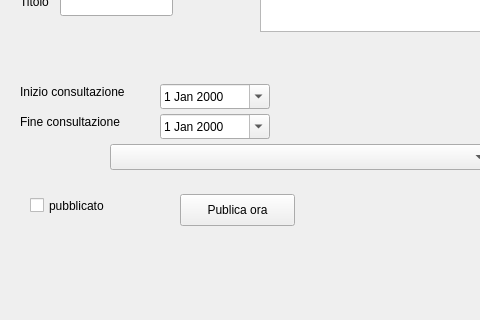
Qt form src/com/axiastudio/suite/pubblicazioni/forms/pubblicazione.ui (tizianolattisi/suitegda) before a commit; both pictures show x 0 to 480 and y 86 to 406 of the 607 by 406 pixel window.
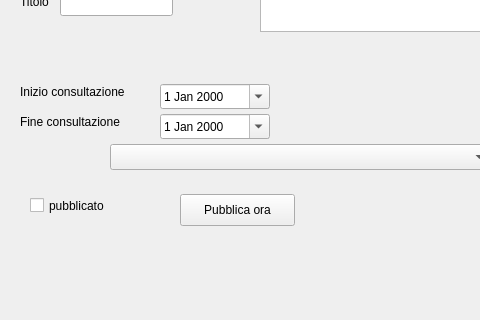
The same form after that commit. Custom widgets are drawn as their Qt base class.

```diff
--- a/src/com/axiastudio/suite/pubblicazioni/forms/pubblicazione.ui
+++ b/src/com/axiastudio/suite/pubblicazioni/forms/pubblicazione.ui
@@ -176,7 +176,7 @@
      </rect>
     </property>
     <property name="text">
-     <string>Publica ora</string>
+     <string>Pubblica ora</string>
     </property>
    </widget>
    <widget class="QCheckBox" name="checkBox">
```
